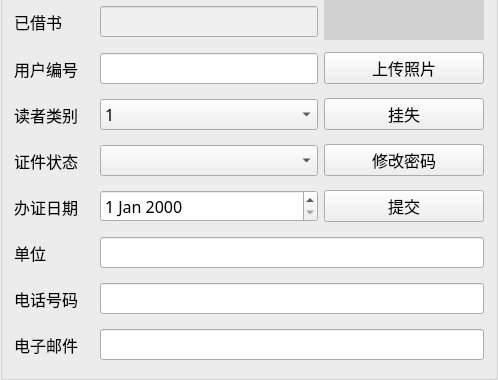
This is ReaderInfo.ui in zy98/LibraryManagement as Qt 5 draws it before an edit; both pictures show x 0 to 498 and y 225 to 605 of the 498 by 605 pixel window. The edited form follows.
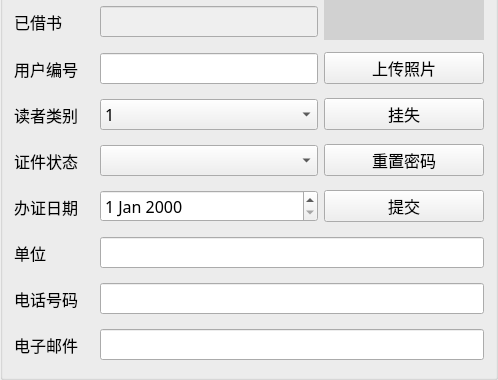
This is the edited form.

The edit to the form file:
```diff
--- a/ReaderInfo.ui
+++ b/ReaderInfo.ui
@@ -428,7 +428,7 @@
       <item row="7" column="2">
        <widget class="QPushButton" name="btn_pwd">
         <property name="text">
-         <string>修改密码</string>
+         <string>重置密码</string>
         </property>
        </widget>
       </item>
```
